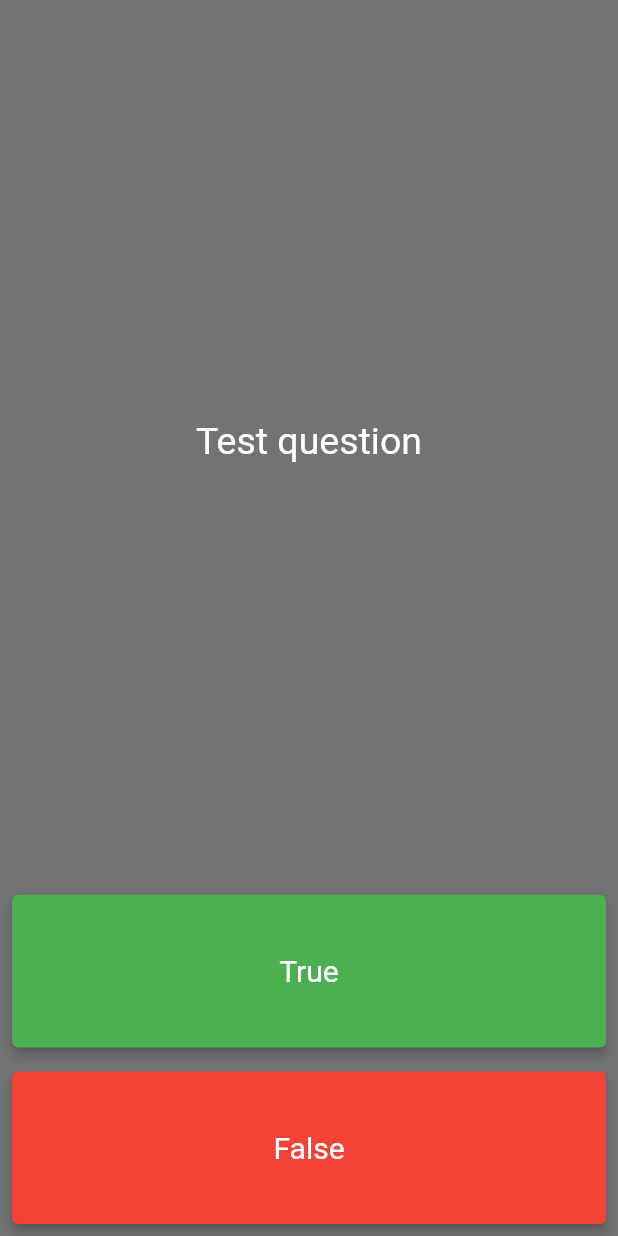
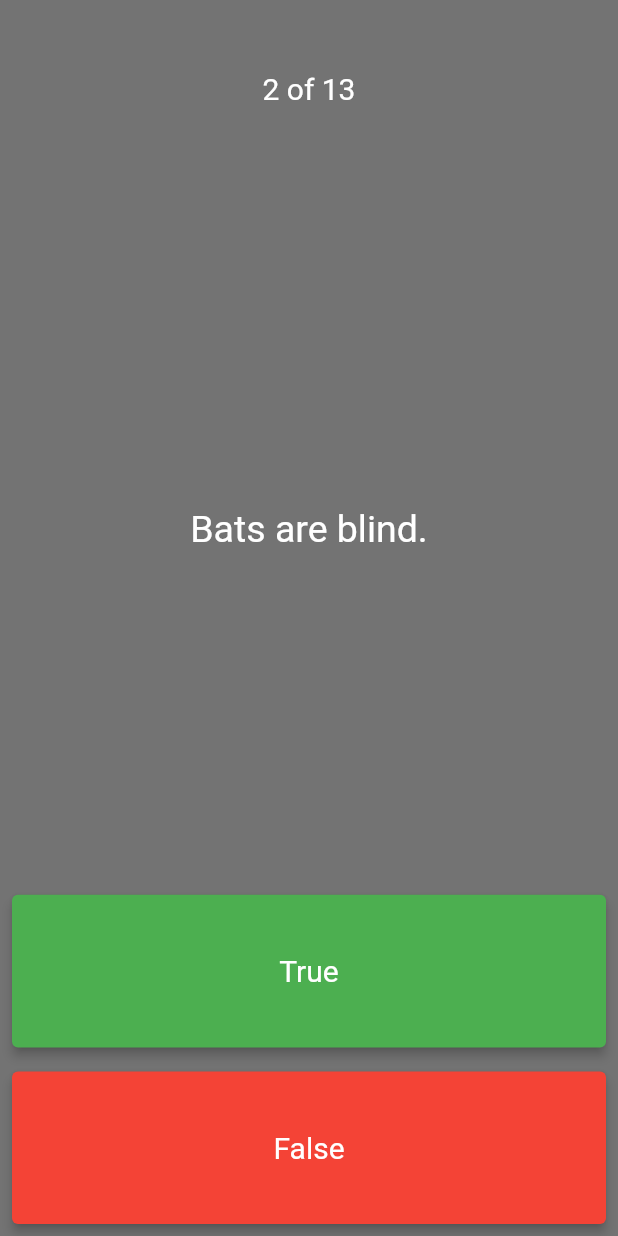
Before and after one commit to Dmytro-Pashko/Quizzler-Flutter-App, a Flutter app: the screen it shows after launch, after a tap on "True", on a phone screen of 412 x 824 dp. Run offline on Flutter 3.47's test engine with Material 2 defaults, Android fonts, the phone set to English and light mode, and no system bars; our stand-ins replace rflutter_alert.

Commit message:
Implemented quiz class that encapsulates all logic related to current quiz. Implemented Result dialog after completed of quiz.

```diff
--- a/lib/main.dart
+++ b/lib/main.dart
@@ -1,6 +1,11 @@
 import 'package:flutter/material.dart';
+import 'package:rflutter_alert/rflutter_alert.dart';
+
+import 'quizz.dart';
 
 void main() => runApp(const Quizzler());
+
+Quiz quiz = Quiz();
 
 class Quizzler extends StatelessWidget {
   const Quizzler({Key? key}) : super(key: key);
@@ -8,6 +13,7 @@ class Quizzler extends StatelessWidget {
   @override
   Widget build(BuildContext context) {
     return const MaterialApp(
+      debugShowCheckedModeBanner: false,
       home: Scaffold(
         body: SafeArea(
           child: QuizPage(),
@@ -25,19 +31,66 @@ class QuizPage extends StatefulWidget {
 }
 
 class QuizPageState extends State<QuizPage> {
+  void setAnswer(bool answer) {
+    if (!quiz.isCompleted()) {
+      setState(() {
+        quiz.setAnswer(answer);
+      });
+    } else {
+      Alert(
+        context: context,
+        type: AlertType.success,
+        onWillPopActive: true,
+        style: const AlertStyle(isCloseButton: false),
+        title: "Quiz completed.",
+        desc:
+            "You score is ${quiz.correctAnswers} of ${quiz.getQuestionsCount()}",
+        buttons: [
+          DialogButton(
+            onPressed: () => {
+              Navigator.pop(context),
+              setState(() {
+                quiz.reset();
+              })
+            },
+            width: 120,
+            child: const Text(
+              "Try again",
+              style: TextStyle(color: Colors.white, fontSize: 20),
+            ),
+          )
+        ],
+      ).show();
+    }
+  }
+
   @override
   Widget build(BuildContext context) {
+    var question = quiz.getNextQuestion();
     return Container(
       color: Colors.black54,
       child: Column(
         crossAxisAlignment: CrossAxisAlignment.stretch,
         children: [
           Expanded(
-            flex: 5,
             child: Container(
               alignment: Alignment.center,
-              child: const Text(
-                "Test question",
+              child: Text(
+                '${quiz.currentQuestion + 1} of ${quiz.getQuestionsCount()}',
+                style: const TextStyle(
+                  color: Colors.white,
+                  fontSize: 20,
+                ),
+              ),
+            ),
+          ),
+          Expanded(
+            flex: 4,
+            child: Container(
+              alignment: Alignment.center,
+              padding: const EdgeInsets.all(16),
+              child: Text(
+                question,
                 style: const TextStyle(
                   fontSize: 25,
                   color: Colors.white,
@@ -56,7 +109,9 @@ class QuizPageState extends State<QuizPage> {
                     textStyle: const TextStyle(
                       fontSize: 20,
                     )),
-                onPressed: () {},
+                onPressed: () {
+                  setAnswer(true);
+                },
                 child: const Text('True'),
               ),
             ),
@@ -72,7 +127,9 @@ class QuizPageState extends State<QuizPage> {
                     textStyle: const TextStyle(
                       fontSize: 20,
                     )),
-                onPressed: () {},
+                onPressed: () {
+                  setAnswer(false);
+                },
                 child: const Text('False'),
               ),
             ),
--- /dev/null
+++ b/lib/question.dart
@@ -0,0 +1,7 @@
+/// Represents a basic class for question in quiz.
+class Question {
+  String question;
+  bool answer;
+
+  Question(this.question, this.answer);
+}
--- /dev/null
+++ b/lib/quizz.dart
@@ -0,0 +1,59 @@
+import 'package:quizzler/question.dart';
+
+class Quiz {
+  List<Question> questions = [
+    Question("The blue whale is the biggest animal to have ever lived.", true),
+    Question("Bats are blind.", false),
+    Question("An ant can lift 1,000 times its body weight.", false),
+    Question("The goat is the national animal of Scotland.", false),
+    Question("New York City is composed of between 36 and 42 islands.", true),
+    Question("South Africa has one capital.", false),
+    Question("The Atlantic Ocean is the biggest ocean on Earth.", false),
+    Question("Mount Everest is the tallest mountain in the world.", true),
+    Question(
+        "The two longest rivers in the world are the Mississippi and the Nile.",
+        false),
+    Question("Greenland is the largest island in the world.", true),
+    Question("There are more countries in South America than Africa.", false),
+    Question(
+        "Alaska has the most active volcanoes of any state in the United States.",
+        true),
+    Question("The most common blood type is 0- negative.", true),
+  ];
+
+  int currentQuestion = -1;
+  int correctAnswers = 0;
+
+  String getNextQuestion() {
+    if (currentQuestion < getQuestionsCount() - 1) {
+      currentQuestion++;
+    }
+    return questions[currentQuestion].question;
+  }
+
+  String getCurrentQuestion() {
+    return questions[currentQuestion].question;
+  }
+
+  int getQuestionsCount() {
+    return questions.length;
+  }
+
+  bool setAnswer(bool answer) {
+    if (questions[currentQuestion].answer == answer) {
+      correctAnswers++;
+      return true;
+    } else {
+      return false;
+    }
+  }
+
+  void reset() {
+    currentQuestion = -1;
+    correctAnswers = 0;
+  }
+
+  bool isCompleted() {
+    return currentQuestion >= getQuestionsCount() - 1;
+  }
+}
--- a/pubspec.yaml
+++ b/pubspec.yaml
@@ -17,6 +17,7 @@ dev_dependencies:
   flutter_test:
     sdk: flutter
   flutter_lints: ^2.0.0
+  rflutter_alert: ^2.0.4
 
 flutter:
   uses-material-design: true
```
Also changed, not shown: pubspec.lock.
